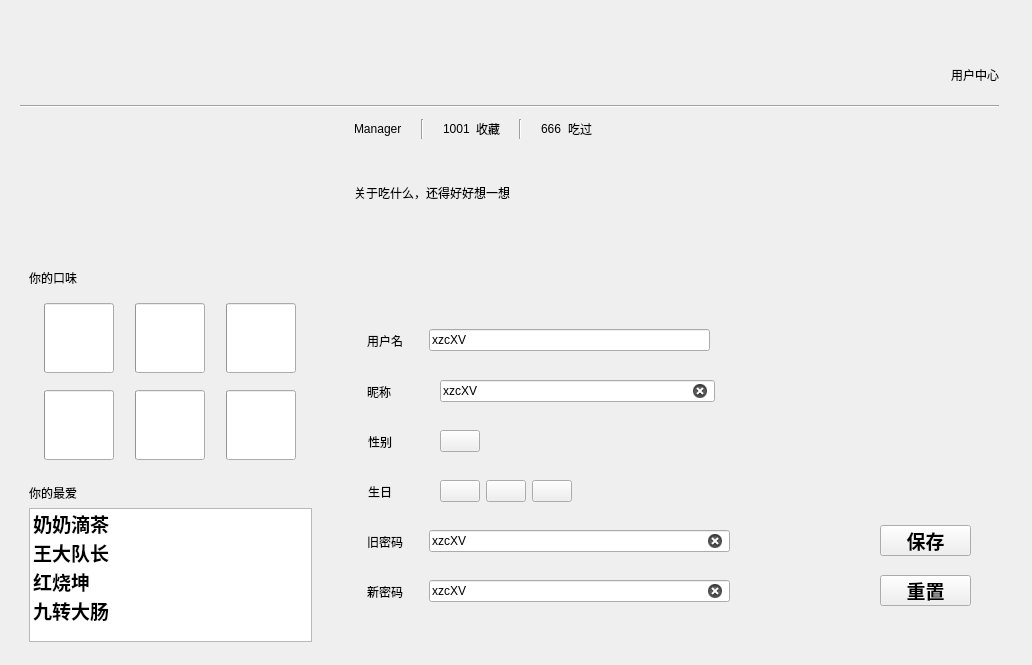
AugetyVolta/BUAA-Python-2023, file User/MyUserWidget_ui.ui: the form before one commit.
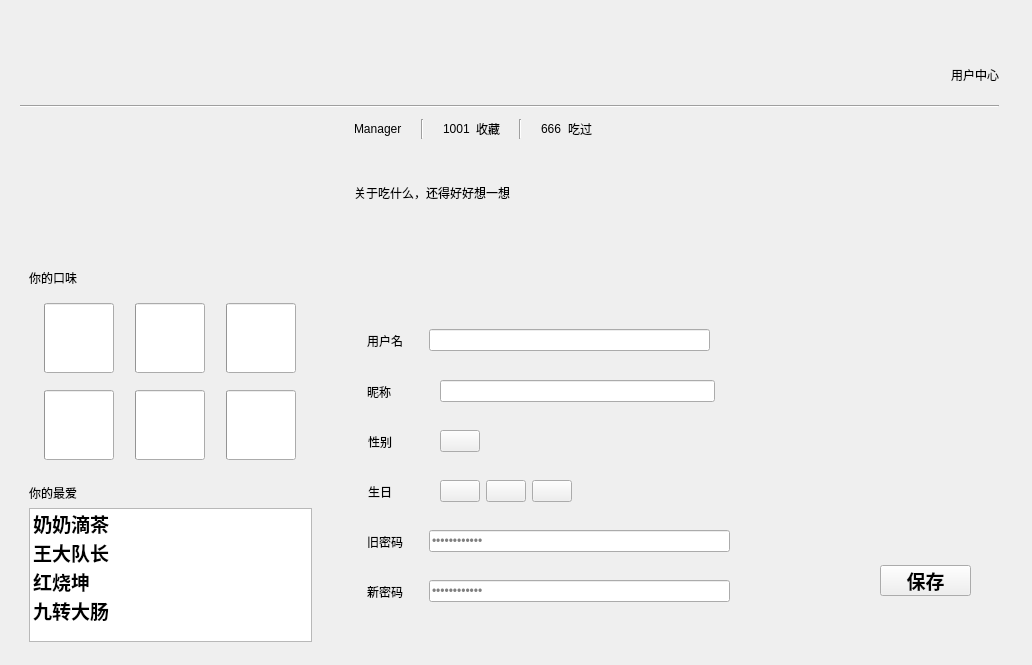
The form after the commit. The open tabs and pages were chosen to show the change. Custom widgets are drawn as their Qt base class.

Commit message: refactor(UserWidget):调整了小部件的命名

The edit to the form file:
```diff
--- a/User/MyUserWidget_ui.ui
+++ b/User/MyUserWidget_ui.ui
@@ -1021,7 +1021,7 @@
         <property name="geometry">
          <rect>
           <x>541</x>
-          <y>230</y>
+          <y>270</y>
           <width>91</width>
           <height>31</height>
          </rect>
@@ -1037,26 +1037,6 @@
          <string>保存</string>
         </property>
        </widget>
-       <widget class="PushButton" name="PushButton_2">
-        <property name="geometry">
-         <rect>
-          <x>541</x>
-          <y>280</y>
-          <width>91</width>
-          <height>31</height>
-         </rect>
-        </property>
-        <property name="font">
-         <font>
-          <pointsize>14</pointsize>
-          <weight>75</weight>
-          <bold>true</bold>
-         </font>
-        </property>
-        <property name="text">
-         <string>重置</string>
-        </property>
-       </widget>
        <widget class="QWidget" name="layoutWidget_16">
         <property name="geometry">
          <rect>
@@ -1118,7 +1098,10 @@
             </font>
            </property>
            <property name="text">
-            <string>xzcXV</string>
+            <string/>
+           </property>
+           <property name="placeholderText">
+            <string>••••••••••••</string>
            </property>
            <property name="clearButtonEnabled">
             <bool>true</bool>
@@ -1188,7 +1171,7 @@
             </font>
            </property>
            <property name="text">
-            <string>xzcXV</string>
+            <string/>
            </property>
            <property name="clearButtonEnabled">
             <bool>true</bool>
@@ -1348,7 +1331,10 @@
             </font>
            </property>
            <property name="text">
-            <string>xzcXV</string>
+            <string/>
+           </property>
+           <property name="readOnly">
+            <bool>true</bool>
            </property>
           </widget>
          </item>
@@ -1504,7 +1490,10 @@
             </font>
            </property>
            <property name="text">
-            <string>xzcXV</string>
+            <string/>
+           </property>
+           <property name="placeholderText">
+            <string>••••••••••••</string>
            </property>
            <property name="clearButtonEnabled">
             <bool>true</bool>
```
Left out of the diff: 46 changed lines with no effect on the pictures. The commit also changes 6 other files.
